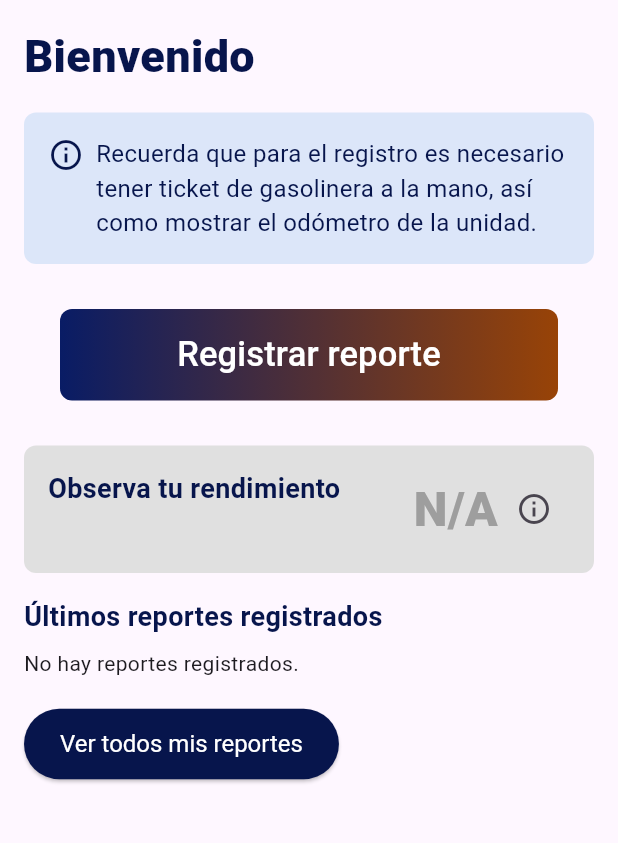
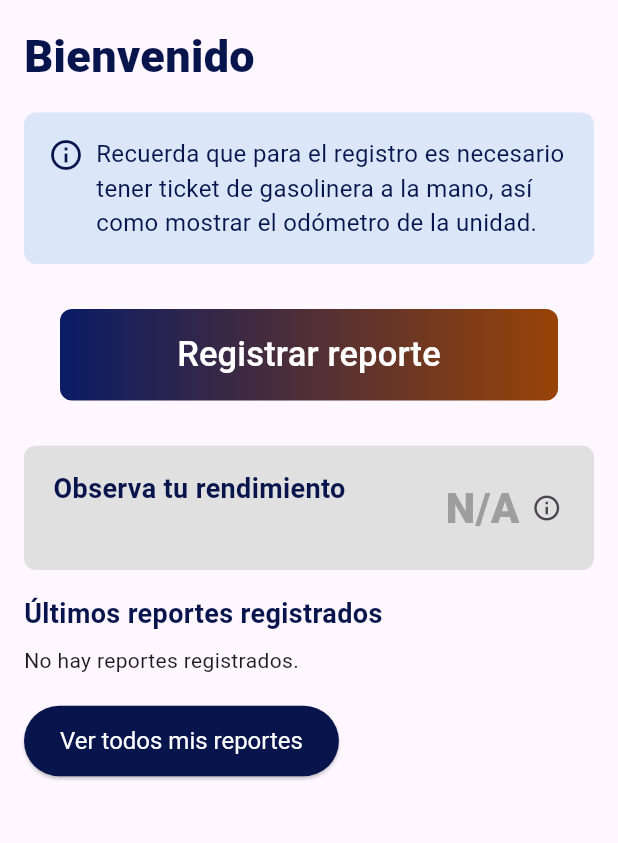
Before and after one commit to maugalcst/gastrack, a Flutter app: the EmployeeDashboardScreen screen opened by its route, on a phone screen of 412 x 824 dp, the part 150-993 px from its top. Run offline on Flutter 3.47's test engine with Material 3 defaults, Android fonts, the phone set to English and light mode, and no system bars; drawn by our look-alikes of auto_size_text; our stand-ins replace cached_network_image, cloud_firestore, device_info_plus, firebase_auth, firebase_core, firebase_storage and 3 more; missing offline and left inert: syncfusion_flutter_xlsio; accounts and stored records are empty.

Commit message:
errores arreglados por Javier, último día

```diff
--- a/lib/screens/admin/performance_screen.dart
+++ b/lib/screens/admin/performance_screen.dart
@@ -91,7 +91,6 @@ class _PerformanceScreenState extends State<PerformanceScreen> {
         count++;
       }
     }
-
     return count > 0 ? totalPerformance / count : 0.0;
   }
 
@@ -231,7 +230,7 @@ class _PerformanceScreenState extends State<PerformanceScreen> {
                       'Filtrar por:',
                       style: TextStyle(fontSize: 16, color: Colors.grey[700]),
                     ),
-                    SizedBox(width: 16),
+                    SizedBox(width: 6),
                     ChoiceChip(
                       label: Text(
                         'Conductor',
--- a/lib/screens/admin/report_details_screen.dart
+++ b/lib/screens/admin/report_details_screen.dart
@@ -275,7 +275,7 @@ Future<Uint8List?> _downloadImage(String url) async {
                                                 ),
                                                 child: Text(
                                                   'Ver reporte',
-                                                  style: TextStyle(color: Colors.white, fontSize: 16),
+                                                  style: TextStyle(color: Colors.white, fontSize: 12),
                                                 ),
                                               ),
                                               SizedBox(width: 8),
--- a/lib/screens/employee/employee_dashboard_screen.dart
+++ b/lib/screens/employee/employee_dashboard_screen.dart
@@ -3,6 +3,8 @@ import 'package:cloud_firestore/cloud_firestore.dart';
 import 'package:gastrack_uanl/screens/employee/fuel_report_form_screen.dart';
 import 'package:firebase_auth/firebase_auth.dart';
 import 'package:intl/intl.dart'; // Para dar formato a la fecha
+import 'package:cached_network_image/cached_network_image.dart';
+import 'package:auto_size_text/auto_size_text.dart';  // Para auto ajustar texto
 
 class EmployeeDashboardScreen extends StatefulWidget {
   @override
@@ -14,12 +16,14 @@ class _EmployeeDashboardScreenState extends State<EmployeeDashboardScreen> {
   Widget build(BuildContext context) {
     return Scaffold(
       appBar: PreferredSize(
-        preferredSize: Size.fromHeight(100), // Ajuste de altura de la barra superior
+        preferredSize: Size.fromHeight(100),
+        // Ajuste de altura de la barra superior
         child: AppBar(
           automaticallyImplyLeading: false,
           backgroundColor: Color(0xFF07154C),
           flexibleSpace: Padding(
-            padding: const EdgeInsets.only(top: 40.0), // Espacio superior para ajustar el logo
+            padding: const EdgeInsets.only(top: 40.0),
+            // Espacio superior para ajustar el logo
             child: Center(
               child: Text(
                 'GasTrack',
@@ -81,7 +85,8 @@ class _EmployeeDashboardScreenState extends State<EmployeeDashboardScreen> {
                 onPressed: () {
                   Navigator.push(
                     context,
-                    MaterialPageRoute(builder: (context) => FuelReportFormScreen()),
+                    MaterialPageRoute(
+                        builder: (context) => FuelReportFormScreen()),
                   );
                 },
                 style: ElevatedButton.styleFrom(
@@ -89,15 +94,20 @@ class _EmployeeDashboardScreenState extends State<EmployeeDashboardScreen> {
                   shape: RoundedRectangleBorder(
                     borderRadius: BorderRadius.circular(8),
                   ),
-                  minimumSize: Size(double.infinity, 50), // Para que ocupe todo el ancho
+                  minimumSize: Size(
+                      double.infinity, 50), // Para que ocupe todo el ancho
                 ).copyWith(
-                  backgroundColor: MaterialStateProperty.all(Colors.transparent),
+                  backgroundColor: MaterialStateProperty.all(
+                      Colors.transparent),
                   shadowColor: MaterialStateProperty.all(Colors.transparent),
                 ),
                 child: Ink(
                   decoration: BoxDecoration(
                     gradient: LinearGradient(
-                      colors: [Color.fromARGB(255, 9, 28, 101), Color.fromARGB(255, 152, 67, 7)], // Azul a Naranja
+                      colors: [
+                        Color.fromARGB(255, 9, 28, 101),
+                        Color.fromARGB(255, 152, 67, 7)
+                      ], // Azul a Naranja
                       begin: Alignment.centerLeft,
                       end: Alignment.centerRight,
                     ),
@@ -116,8 +126,8 @@ class _EmployeeDashboardScreenState extends State<EmployeeDashboardScreen> {
                   ),
                 ),
               ),
+              SizedBox(height: 16),
 
-              SizedBox(height: 16),
               FutureBuilder(
                 future: _calculateAveragePerformance(),
                 builder: (context, snapshot) {
@@ -125,11 +135,15 @@ class _EmployeeDashboardScreenState extends State<EmployeeDashboardScreen> {
                     return CircularProgressIndicator(); // Muestra un indicador de carga mientras se obtiene el valor
                   }
                   if (snapshot.hasError) {
-                    return Text('Error'); // Muestra un mensaje de error si ocurre uno
+                    return Text(
+                        'Error'); // Muestra un mensaje de error si ocurre uno
                   }
 
                   // Define el color de fondo del contenedor y el texto basado en el valor del rendimiento promedio
                   double rendimiento = snapshot.data ?? 0.0;
+                  if (rendimiento >= 30) {
+                    rendimiento = 30;
+                  }
                   Color contenedorColor;
                   Color rendimientoColor;
                   String rendimientoMessage = "";
@@ -154,9 +168,19 @@ class _EmployeeDashboardScreenState extends State<EmployeeDashboardScreen> {
                     contenedorColor = Colors.grey[300]!;
                     rendimientoColor = Colors.grey;
                   }
+// Obtener el tamaño de la pantalla
+                  Size screenSize = MediaQuery
+                      .of(context)
+                      .size;
 
+                  double containerWidth = screenSize.width *
+                      0.95; // El contenedor ocupará el 90% del ancho de la pantalla
                   return Container(
-                    padding: EdgeInsets.all(16),
+
+                    width: containerWidth,
+                    // Establece el ancho basado en el tamaño de la pantalla
+                    padding: EdgeInsets.symmetric(
+                        vertical: 16, horizontal: containerWidth * 0.05),
                     decoration: BoxDecoration(
                       borderRadius: BorderRadius.circular(8),
                       color: contenedorColor, // Color de fondo según el rendimiento
@@ -164,7 +188,9 @@ class _EmployeeDashboardScreenState extends State<EmployeeDashboardScreen> {
                     child: Row(
                       crossAxisAlignment: CrossAxisAlignment.center,
                       children: [
-                        Column(
+                        Container
+                          (
+                          child: Column(
                             crossAxisAlignment: CrossAxisAlignment.start,
                             children: [
                               Text(
@@ -177,32 +203,62 @@ class _EmployeeDashboardScreenState extends State<EmployeeDashboardScreen> {
                               ),
                               SizedBox(height: 4),
                               Text(
-                              rendimientoMessage, // Muestra el mensaje contextual
-                              style: TextStyle(fontSize: 16, fontWeight: FontWeight.w600, color: rendimientoColor),
+                                rendimientoMessage,
+                                // Muestra el mensaje contextual
+                                style: TextStyle(fontSize: 14,
+                                    fontWeight: FontWeight.w600,
+                                    color: rendimientoColor),
                               ),
                             ],
                           ),
+                        ),
                         Spacer(),
-                        Text(
-                          rendimiento > 0 ? rendimiento.toStringAsFixed(1) : "N/A",
+                        Container(
+                          child: Row(
+                            mainAxisAlignment: MainAxisAlignment.center,
+                            crossAxisAlignment: CrossAxisAlignment.center,
+                            children: [
+                              AutoSizeText(
+                                textAlign: TextAlign.center,
+                                rendimiento > 0
+                                    ? rendimiento.toStringAsFixed(1)
+                                    : "N/A",
                                 style: TextStyle(
-                            fontSize: 32,
+                                  fontSize: 28,
                                   fontWeight: FontWeight.w900,
-                            color: rendimientoColor, // Color del texto según el rendimiento
+                                  color: rendimientoColor,
                                 ),
+                                minFontSize: 12,
+                                // Define un tamaño mínimo para la fuente
+                                maxLines: 1,
+                                // Limita a una sola línea de texto
+                                overflow: TextOverflow
+                                    .ellipsis, // Añade puntos suspensivos si el texto se corta
                               ),
-                        IconButton(
+                              Container(
+                                width: 30,
+                                child: IconButton(
+
                                   onPressed: () {
                                     _showInfoDialog(context);
                                   },
-                          icon: Icon(Icons.info_outline),
+                                  icon: Icon(
+                                    Icons.info_outline,
+                                    size: 20.0, // Establece el tamaño del icono de forma manual
+                                  ),
                                   tooltip: 'Ver detalles del rendimiento',
+                                ),
+
+                              ),
+                            ],
+                          ),
                         ),
                       ],
                     ),
                   );
                 },
               ),
+
 
               SizedBox(height: 16),
               Text(
@@ -218,7 +274,9 @@ class _EmployeeDashboardScreenState extends State<EmployeeDashboardScreen> {
               StreamBuilder(
                 stream: FirebaseFirestore.instance
                     .collection('reports')
-                  .where('email', isEqualTo: FirebaseAuth.instance.currentUser!.email) // Filtro por el email del usuario autenticado
+                    .where('email',
+                    isEqualTo: FirebaseAuth.instance.currentUser!
+                        .email) // Filtro por el email del usuario autenticado
                     .orderBy('date', descending: true)
                     .limit(3)
                     .snapshots(),
@@ -242,8 +300,10 @@ class _EmployeeDashboardScreenState extends State<EmployeeDashboardScreen> {
                         elevation: 2,
                         child: ListTile(
                           leading: Icon(Icons.event_note),
-                          title: Text('Fecha: ${DateFormat('dd/MM/yy').format(date)}'),
-                          subtitle: Text('Unidad: ${reportData['unit_number']}'),
+                          title: Text(
+                              'Fecha: ${DateFormat('dd/MM/yy').format(date)}'),
+                          subtitle: Text(
+                              'Unidad: ${reportData['unit_number']}'),
                           trailing: IconButton(
                             icon: Icon(Icons.remove_red_eye),
                             onPressed: () {
@@ -281,7 +341,8 @@ class _EmployeeDashboardScreenState extends State<EmployeeDashboardScreen> {
   }
 
   Future<double> _calculateAveragePerformance() async {
-  final User? user = FirebaseAuth.instance.currentUser; // Obtén el usuario autenticado actual
+    final User? user = FirebaseAuth.instance
+        .currentUser; // Obtén el usuario autenticado actual
     final userEmail = user?.email; // Obtén el email del usuario autenticado
 
     if (userEmail == null) {
@@ -319,7 +380,8 @@ Future<double> _calculateAveragePerformance() async {
         // Solo calcula la distancia si tenemos un kilometraje previo válido
         if (lastOdometer != null && odometerReading > lastOdometer) {
           totalKm += (odometerReading - lastOdometer);
-        totalLiters += gasolineLiters; // Solo suma litros cuando se cuenta distancia
+          totalLiters +=
+              gasolineLiters; // Solo suma litros cuando se cuenta distancia
           validReportCount++; // Incrementa el contador de reportes válidos
         } else if (lastOdometer == null) {
           // Este es el primer reporte, lo usamos solo para establecer el kilometraje inicial
@@ -331,14 +393,14 @@ Future<double> _calculateAveragePerformance() async {
       }
 
       // Calcula el rendimiento promedio si hay litros de gasolina registrados y al menos un reporte válido
-    return (totalLiters > 0 && validReportCount > 0) ? totalKm / totalLiters : 0.0;
+      return (totalLiters > 0 && validReportCount > 0)
+          ? totalKm / totalLiters
+          : 0.0;
     } catch (e) {
       print('Error al calcular el rendimiento promedio: $e');
       return 0.0; // Valor por defecto en caso de error
     }
   }
-
-
 
   void _showReportDetails(BuildContext context, Map<String, dynamic> report) {
     showDialog(
@@ -357,18 +419,31 @@ Future<double> _calculateAveragePerformance() async {
                   style: TextStyle(fontSize: 18, fontWeight: FontWeight.bold),
                 ),
                 SizedBox(height: 10),
-                Text('Fecha: ${DateFormat('dd/MM/yy').format(report['date'].toDate())}'),
+                Text('Fecha: ${DateFormat('dd/MM/yy').format(
+                    report['date'].toDate())}'),
                 Text('Unidad: ${report['unit_number']}'),
                 Text('Kilometraje: ${report['odometer_reading']}'),
                 Text('Litros de Gasolina: ${report['gasoline_liters']}'),
                 SizedBox(height: 10),
                 // Mostrar la imagen del ticket de gasolina
                 Text('Ticket de Gasolina:'),
-                Image.network(report['gasoline_receipt_image_url']),
+                //Image.network(report['gasoline_receipt_image_url']),
+                SizedBox(height: 10),
+                CachedNetworkImage(
+                  imageUrl: report['gasoline_receipt_image_url'],
+                  placeholder: (context, url) => CircularProgressIndicator(),
+                  errorWidget: (context, url, error) => Icon(Icons.error),
+                ),
                 SizedBox(height: 10),
                 // Mostrar la imagen del odómetro
                 Text('Odómetro:'),
-                Image.network(report['odometer_image_url']),
+                //Image.network(report['odometer_image_url']),
+                SizedBox(height: 10),
+                CachedNetworkImage(
+                  imageUrl: report['gasoline_receipt_image_url'],
+                  placeholder: (context, url) => CircularProgressIndicator(),
+                  errorWidget: (context, url, error) => Icon(Icons.error),
+                ),
                 SizedBox(height: 20),
                 ElevatedButton(
                   onPressed: () {
@@ -392,12 +467,15 @@ Future<double> _calculateAveragePerformance() async {
           shape: RoundedRectangleBorder(
             borderRadius: BorderRadius.circular(16),
           ),
-          content: Column(
+          content: SingleChildScrollView( // Agregamos SingleChildScrollView aquí
+            child: Column(
               mainAxisSize: MainAxisSize.min,
               children: [
                 Text(
                   'Información sobre el rendimiento',
-                style: TextStyle(fontSize: 18, fontWeight: FontWeight.bold, color: Color(0xFF07154C)),
+                  style: TextStyle(fontSize: 18,
+                      fontWeight: FontWeight.bold,
+                      color: Color(0xFF07154C)),
                   textAlign: TextAlign.center,
                 ),
                 SizedBox(height: 20),
@@ -409,7 +487,9 @@ Future<double> _calculateAveragePerformance() async {
                 SizedBox(height: 20),
                 Text(
                   'Interpretación de los colores:',
-                style: TextStyle(fontSize: 16, fontWeight: FontWeight.bold, color: Color(0xFF07154C)),
+                  style: TextStyle(fontSize: 16,
+                      fontWeight: FontWeight.bold,
+                      color: Color(0xFF07154C)),
                 ),
                 SizedBox(height: 10),
                 Text(
@@ -436,6 +516,7 @@ Future<double> _calculateAveragePerformance() async {
                 ),
               ],
             ),
+          ),
         );
       },
     );
@@ -448,11 +529,21 @@ class AllReportsScreen extends StatefulWidget {
   _AllReportsScreenState createState() => _AllReportsScreenState();
 }
 
+//Vista para ver todos los reportes
+
 class _AllReportsScreenState extends State<AllReportsScreen> {
   String _selectedOrder = 'Fecha';
 
   @override
   Widget build(BuildContext context) {
+    double height = MediaQuery
+        .of(context)
+        .size
+        .height;
+    double width = MediaQuery
+        .of(context)
+        .size
+        .width;
     return Scaffold(
       appBar: AppBar(
         title: Text(
@@ -469,7 +560,8 @@ class _AllReportsScreenState extends State<AllReportsScreen> {
                 _selectedOrder = newValue!;
               });
             },
-            items: <String>['Fecha', 'Unidad'].map<DropdownMenuItem<String>>((String value) {
+            items: <String>['Fecha', 'Unidad'].map<DropdownMenuItem<String>>((
+                String value) {
               return DropdownMenuItem<String>(
                 value: value,
                 child: Text(value),
@@ -480,8 +572,10 @@ class _AllReportsScreenState extends State<AllReportsScreen> {
             child: StreamBuilder(
               stream: FirebaseFirestore.instance
                   .collection('reports')
-                .where('email', isEqualTo: FirebaseAuth.instance.currentUser!.email) // Filtro por el email del usuario autenticado
-                .orderBy(_selectedOrder == 'Fecha' ? 'date' : 'unit_number', descending: true)
+                  .where('email', isEqualTo: FirebaseAuth.instance.currentUser!
+                  .email) // Filtro por el email del usuario autenticado
+                  .orderBy(_selectedOrder == 'Fecha' ? 'date' : 'unit_number',
+                  descending: true)
                   .snapshots(),
               builder: (context, AsyncSnapshot<QuerySnapshot> snapshot) {
                 if (snapshot.connectionState == ConnectionState.waiting) {
@@ -501,7 +595,8 @@ class _AllReportsScreenState extends State<AllReportsScreen> {
                       elevation: 2,
                       child: ListTile(
                         leading: Icon(Icons.event_note),
-                        title: Text('Fecha: ${DateFormat('dd/MM/yy').format(date)}'),
+                        title: Text('Fecha: ${DateFormat('dd/MM/yy').format(
+                            date)}'),
                         subtitle: Text('Unidad: ${reportData['unit_number']}'),
                         trailing: IconButton(
                           icon: Icon(Icons.remove_red_eye),
@@ -521,38 +616,57 @@ class _AllReportsScreenState extends State<AllReportsScreen> {
       ),
     );
   }
-
   void _showReportDetails(BuildContext context, Map<String, dynamic> report) {
     showDialog(
       context: context,
       builder: (context) {
-        var date = (report['date'] as Timestamp).toDate();
         return AlertDialog(
-          title: Text('Detalles del Reporte'),
-          content: Column(
+          shape: RoundedRectangleBorder(
+            borderRadius: BorderRadius.circular(16),
+          ),
+          content: SingleChildScrollView(
+            child: Column(
               mainAxisSize: MainAxisSize.min,
-            crossAxisAlignment: CrossAxisAlignment.start,
               children: [
-              Text('Fecha: ${DateFormat('dd/MM/yy').format(date)}'),
+                Text(
+                  'Detalles del Reporte',
+                  style: TextStyle(fontSize: 18, fontWeight: FontWeight.bold),
+                ),
+                SizedBox(height: 10),
+                Text('Fecha: ${DateFormat('dd/MM/yy').format(report['date'].toDate())}'),
                 Text('Unidad: ${report['unit_number']}'),
                 Text('Kilometraje: ${report['odometer_reading']}'),
                 Text('Litros de Gasolina: ${report['gasoline_liters']}'),
                 SizedBox(height: 10),
+                // Mostrar la imagen del ticket de gasolina
                 Text('Ticket de Gasolina:'),
-              Image.network(report['gasoline_receipt_image_url']),
+                //Image.network(report['gasoline_receipt_image_url']),
                 SizedBox(height: 10),
+                CachedNetworkImage(
+                  imageUrl: report['gasoline_receipt_image_url'],
+                  placeholder: (context, url) => CircularProgressIndicator(),
+                  errorWidget: (context, url, error) => Icon(Icons.error),
+                ),
+                SizedBox(height: 10),
+                // Mostrar la imagen del odómetro
                 Text('Odómetro:'),
-              Image.network(report['odometer_image_url']),
-            ],
+                //Image.network(report['odometer_image_url']),
+                SizedBox(height: 10),
+                CachedNetworkImage(
+                  imageUrl: report['odometer_image_url'],
+                  placeholder: (context, url) => CircularProgressIndicator(),
+                  errorWidget: (context, url, error) => Icon(Icons.error),
                 ),
-          actions: [
-            TextButton(
+                SizedBox(height: 20),
+                ElevatedButton(
                   onPressed: () {
                     Navigator.of(context).pop();
                   },
                   child: Text('Cerrar'),
                 ),
               ],
+            ),
+          ),
         );
       },
     );
--- a/pubspec.yaml
+++ b/pubspec.yaml
@@ -24,6 +24,8 @@ dependencies:
   permission_handler: ^11.3.1
   device_info_plus: ^11.1.0
   syncfusion_flutter_xlsio: ^27.1.57
+  flutter_cache_manager: ^3.0.0
+  cached_network_image: ^3.2.0
 
   # The following adds the Cupertino Icons font to your application.
   # Use with the CupertinoIcons class for iOS style icons.
```
Also changed, not shown: pubspec.lock, 1 other file. Lines whose indentation alone changed are shown as unchanged.
